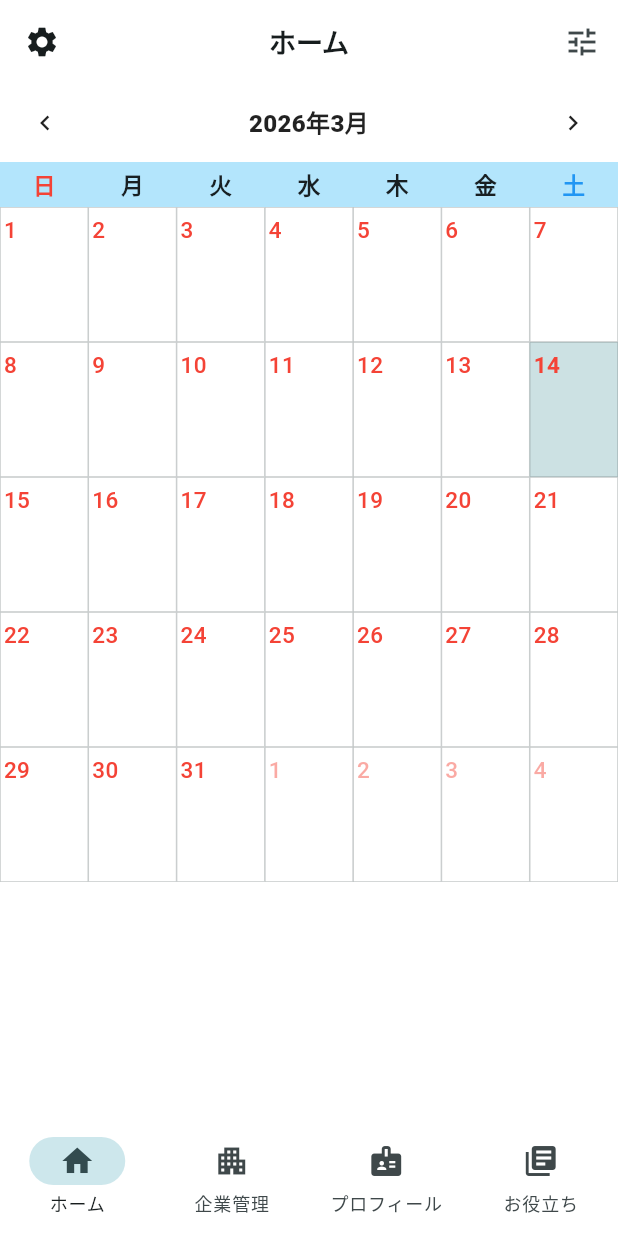
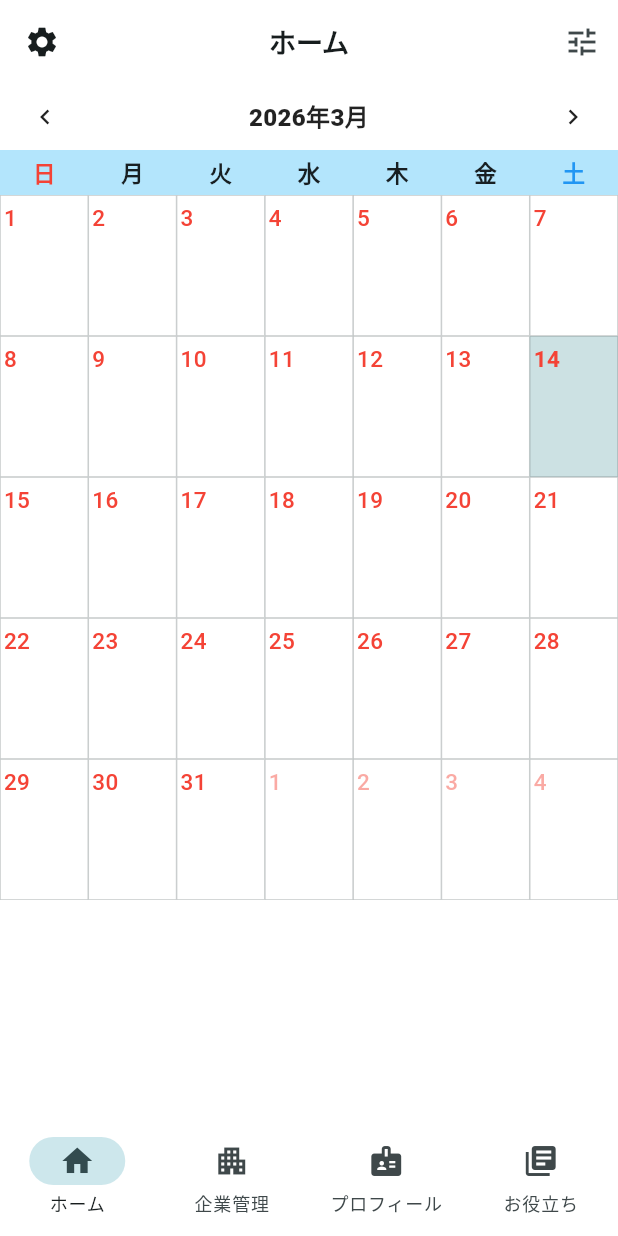
Before and after one commit to yukisato10/my_shukatu, a Flutter app: the screen it shows after launch, on a phone screen of 412 x 824 dp. Run offline on Flutter 3.47's test engine with Material 3 defaults, Android fonts, the phone set to English and light mode, and no system bars; drawn by our look-alikes of table_calendar; our stand-ins replace google_mobile_ads, hive, hive_flutter, shared_preferences; missing offline and left inert: holiday_jp; accounts and stored records are empty; network calls fail.

```diff
--- a/lib/pages/home_page.dart
+++ b/lib/pages/home_page.dart
@@ -610,7 +610,7 @@ class _HomePageState extends State<HomePage> {
                 const BorderRadius.vertical(top: Radius.circular(18)),
                 clipBehavior: Clip.antiAlias,
                 child: ConstrainedBox(
-                  constraints: BoxConstraints(maxHeight: mq.size.height * 0.42),
+                  constraints: BoxConstraints(maxHeight: mq.size.height * 0.34),
                   child: _DaySheet(
                     date: selected,
                     refreshListenable: _sheetRefresh,
@@ -1388,7 +1388,7 @@ class _HomePageState extends State<HomePage> {
             headerStyle: const HeaderStyle(
               formatButtonVisible: false,
               titleCentered: true,
-              headerPadding: EdgeInsets.symmetric(vertical: 4), // ここで縦幅を縮める
+              headerPadding: EdgeInsets.symmetric(vertical: 0), // ここで縦幅を縮める
               titleTextStyle: TextStyle(
                 fontSize: 16,
                 fontWeight: FontWeight.w800,
@@ -1402,7 +1402,7 @@ class _HomePageState extends State<HomePage> {
             ),
             daysOfWeekHeight: 30,
 
-            rowHeight: 90,
+            rowHeight: 94,
             calendarStyle: const CalendarStyle(
               outsideDaysVisible: true,
               cellMargin: EdgeInsets.zero,
```
